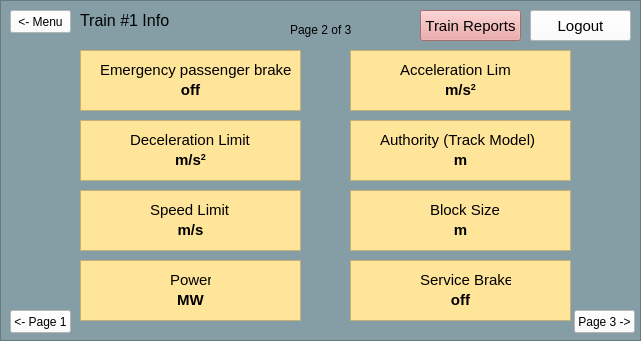
The window that src/UI/TrainModel/Train_Info_Page2.ui (aet37/ECE1140-Project) describes before a commit, drawn with Qt 5.
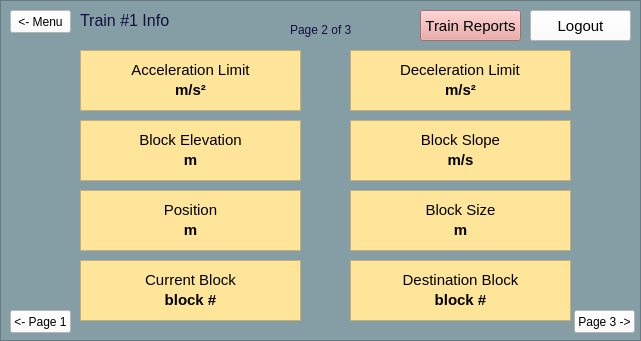
The same window after the commit.

```diff
--- a/src/UI/TrainModel/Train_Info_Page2.ui
+++ b/src/UI/TrainModel/Train_Info_Page2.ui
@@ -78,182 +78,10 @@
       </size>
      </property>
     </widget>
-    <widget class="QLabel" name="label_2">
+    <widget class="QTextBrowser" name="textBrowser">
      <property name="geometry">
       <rect>
-       <x>100</x>
-       <y>60</y>
-       <width>191</width>
-       <height>20</height>
-      </rect>
-     </property>
-     <property name="font">
-      <font>
-       <pointsize>11</pointsize>
-      </font>
-     </property>
-     <property name="styleSheet">
-      <string notr="true">background-color: rgb(255, 229, 153);</string>
-     </property>
-     <property name="text">
-      <string>Emergency passenger brake</string>
-     </property>
-    </widget>
-    <widget class="QTextBrowser" name="disp_emergency_passenger_brake">
-     <property name="geometry">
-      <rect>
-       <x>80</x>
-       <y>50</y>
-       <width>221</width>
-       <height>61</height>
-      </rect>
-     </property>
-     <property name="styleSheet">
-      <string notr="true">background-color: rgb(255, 229, 153);</string>
-     </property>
-     <property name="html">
-      <string>&lt;!DOCTYPE HTML PUBLIC &quot;-//W3C//DTD HTML 4.0//EN&quot; &quot;http://www.w3.org/TR/REC-html40/strict.dtd&quot;&gt;
-&lt;html&gt;&lt;head&gt;&lt;meta name=&quot;qrichtext&quot; content=&quot;1&quot; /&gt;&lt;style type=&quot;text/css&quot;&gt;
-p, li { white-space: pre-wrap; }
-&lt;/style&gt;&lt;/head&gt;&lt;body style=&quot; font-family:'MS Shell Dlg 2'; font-size:8.25pt; font-weight:400; font-style:normal;&quot;&gt;
-&lt;p align=&quot;center&quot; style=&quot;-qt-paragraph-type:empty; margin-top:0px; margin-bottom:0px; margin-left:0px; margin-right:0px; -qt-block-indent:0; text-indent:0px;&quot;&gt;&lt;br /&gt;&lt;/p&gt;
-&lt;p align=&quot;center&quot; style=&quot;-qt-paragraph-type:empty; margin-top:0px; margin-bottom:0px; margin-left:0px; margin-right:0px; -qt-block-indent:0; text-indent:0px; font-weight:600;&quot;&gt;&lt;br /&gt;&lt;/p&gt;
-&lt;p align=&quot;center&quot; style=&quot; margin-top:0px; margin-bottom:0px; margin-left:0px; margin-right:0px; -qt-block-indent:0; text-indent:0px;&quot;&gt;&lt;span style=&quot; font-size:11pt; font-weight:600;&quot;&gt;off&lt;/span&gt;&lt;/p&gt;&lt;/body&gt;&lt;/html&gt;</string>
-     </property>
-    </widget>
-    <widget class="QTextBrowser" name="disp_acceleration_limit">
-     <property name="geometry">
-      <rect>
        <x>350</x>
-       <y>50</y>
-       <width>221</width>
-       <height>61</height>
-      </rect>
-     </property>
-     <property name="styleSheet">
-      <string notr="true">background-color: rgb(255, 229, 153);</string>
-     </property>
-     <property name="html">
-      <string>&lt;!DOCTYPE HTML PUBLIC &quot;-//W3C//DTD HTML 4.0//EN&quot; &quot;http://www.w3.org/TR/REC-html40/strict.dtd&quot;&gt;
-&lt;html&gt;&lt;head&gt;&lt;meta name=&quot;qrichtext&quot; content=&quot;1&quot; /&gt;&lt;style type=&quot;text/css&quot;&gt;
-p, li { white-space: pre-wrap; }
-&lt;/style&gt;&lt;/head&gt;&lt;body style=&quot; font-family:'MS Shell Dlg 2'; font-size:8.25pt; font-weight:400; font-style:normal;&quot;&gt;
-&lt;p align=&quot;center&quot; style=&quot;-qt-paragraph-type:empty; margin-top:0px; margin-bottom:0px; margin-left:0px; margin-right:0px; -qt-block-indent:0; text-indent:0px;&quot;&gt;&lt;br /&gt;&lt;/p&gt;
-&lt;p align=&quot;center&quot; style=&quot;-qt-paragraph-type:empty; margin-top:0px; margin-bottom:0px; margin-left:0px; margin-right:0px; -qt-block-indent:0; text-indent:0px; font-weight:600;&quot;&gt;&lt;br /&gt;&lt;/p&gt;
-&lt;p align=&quot;center&quot; style=&quot; margin-top:0px; margin-bottom:0px; margin-left:0px; margin-right:0px; -qt-block-indent:0; text-indent:0px;&quot;&gt;&lt;span style=&quot; font-size:11pt; font-weight:600;&quot;&gt;m/s&lt;/span&gt;&lt;span style=&quot; font-size:11pt; font-weight:600; vertical-align:super;&quot;&gt;2&lt;/span&gt;&lt;/p&gt;&lt;/body&gt;&lt;/html&gt;</string>
-     </property>
-    </widget>
-    <widget class="QLabel" name="label_3">
-     <property name="geometry">
-      <rect>
-       <x>400</x>
-       <y>60</y>
-       <width>111</width>
-       <height>20</height>
-      </rect>
-     </property>
-     <property name="font">
-      <font>
-       <pointsize>11</pointsize>
-      </font>
-     </property>
-     <property name="styleSheet">
-      <string notr="true">background-color: rgb(255, 229, 153);</string>
-     </property>
-     <property name="text">
-      <string>Acceleration Limit</string>
-     </property>
-    </widget>
-    <widget class="QTextBrowser" name="disp_authority_track">
-     <property name="geometry">
-      <rect>
-       <x>350</x>
-       <y>120</y>
-       <width>221</width>
-       <height>61</height>
-      </rect>
-     </property>
-     <property name="styleSheet">
-      <string notr="true">background-color: rgb(255, 229, 153);</string>
-     </property>
-     <property name="html">
-      <string>&lt;!DOCTYPE HTML PUBLIC &quot;-//W3C//DTD HTML 4.0//EN&quot; &quot;http://www.w3.org/TR/REC-html40/strict.dtd&quot;&gt;
-&lt;html&gt;&lt;head&gt;&lt;meta name=&quot;qrichtext&quot; content=&quot;1&quot; /&gt;&lt;style type=&quot;text/css&quot;&gt;
-p, li { white-space: pre-wrap; }
-&lt;/style&gt;&lt;/head&gt;&lt;body style=&quot; font-family:'MS Shell Dlg 2'; font-size:8.25pt; font-weight:400; font-style:normal;&quot;&gt;
-&lt;p align=&quot;center&quot; style=&quot;-qt-paragraph-type:empty; margin-top:0px; margin-bottom:0px; margin-left:0px; margin-right:0px; -qt-block-indent:0; text-indent:0px;&quot;&gt;&lt;br /&gt;&lt;/p&gt;
-&lt;p align=&quot;center&quot; style=&quot;-qt-paragraph-type:empty; margin-top:0px; margin-bottom:0px; margin-left:0px; margin-right:0px; -qt-block-indent:0; text-indent:0px; font-weight:600;&quot;&gt;&lt;br /&gt;&lt;/p&gt;
-&lt;p align=&quot;center&quot; style=&quot; margin-top:0px; margin-bottom:0px; margin-left:0px; margin-right:0px; -qt-block-indent:0; text-indent:0px;&quot;&gt;&lt;span style=&quot; font-size:11pt; font-weight:600;&quot;&gt;m&lt;/span&gt;&lt;/p&gt;&lt;/body&gt;&lt;/html&gt;</string>
-     </property>
-    </widget>
-    <widget class="QTextBrowser" name="disp_deceleration_limit">
-     <property name="geometry">
-      <rect>
-       <x>80</x>
-       <y>120</y>
-       <width>221</width>
-       <height>61</height>
-      </rect>
-     </property>
-     <property name="styleSheet">
-      <string notr="true">background-color: rgb(255, 229, 153);</string>
-     </property>
-     <property name="html">
-      <string>&lt;!DOCTYPE HTML PUBLIC &quot;-//W3C//DTD HTML 4.0//EN&quot; &quot;http://www.w3.org/TR/REC-html40/strict.dtd&quot;&gt;
-&lt;html&gt;&lt;head&gt;&lt;meta name=&quot;qrichtext&quot; content=&quot;1&quot; /&gt;&lt;style type=&quot;text/css&quot;&gt;
-p, li { white-space: pre-wrap; }
-&lt;/style&gt;&lt;/head&gt;&lt;body style=&quot; font-family:'MS Shell Dlg 2'; font-size:8.25pt; font-weight:400; font-style:normal;&quot;&gt;
-&lt;p align=&quot;center&quot; style=&quot;-qt-paragraph-type:empty; margin-top:0px; margin-bottom:0px; margin-left:0px; margin-right:0px; -qt-block-indent:0; text-indent:0px;&quot;&gt;&lt;br /&gt;&lt;/p&gt;
-&lt;p align=&quot;center&quot; style=&quot;-qt-paragraph-type:empty; margin-top:0px; margin-bottom:0px; margin-left:0px; margin-right:0px; -qt-block-indent:0; text-indent:0px; font-weight:600;&quot;&gt;&lt;br /&gt;&lt;/p&gt;
-&lt;p align=&quot;center&quot; style=&quot; margin-top:0px; margin-bottom:0px; margin-left:0px; margin-right:0px; -qt-block-indent:0; text-indent:0px;&quot;&gt;&lt;span style=&quot; font-size:11pt; font-weight:600;&quot;&gt;m/s&lt;/span&gt;&lt;span style=&quot; font-size:11pt; font-weight:600; vertical-align:super;&quot;&gt;2&lt;/span&gt;&lt;/p&gt;&lt;/body&gt;&lt;/html&gt;</string>
-     </property>
-    </widget>
-    <widget class="QLabel" name="label_4">
-     <property name="geometry">
-      <rect>
-       <x>380</x>
-       <y>130</y>
-       <width>161</width>
-       <height>20</height>
-      </rect>
-     </property>
-     <property name="font">
-      <font>
-       <pointsize>11</pointsize>
-      </font>
-     </property>
-     <property name="styleSheet">
-      <string notr="true">background-color: rgb(255, 229, 153);</string>
-     </property>
-     <property name="text">
-      <string>Authority (Track Model)</string>
-     </property>
-    </widget>
-    <widget class="QLabel" name="label_5">
-     <property name="geometry">
-      <rect>
-       <x>130</x>
-       <y>130</y>
-       <width>121</width>
-       <height>20</height>
-      </rect>
-     </property>
-     <property name="font">
-      <font>
-       <pointsize>11</pointsize>
-      </font>
-     </property>
-     <property name="styleSheet">
-      <string notr="true">background-color: rgb(255, 229, 153);</string>
-     </property>
-     <property name="text">
-      <string>Deceleration Limit</string>
-     </property>
-    </widget>
-    <widget class="QTextBrowser" name="disp_block_size">
-     <property name="geometry">
-      <rect>
-       <x>350</x>
        <y>190</y>
        <width>221</width>
        <height>61</height>
@@ -267,39 +95,15 @@
 &lt;html&gt;&lt;head&gt;&lt;meta name=&quot;qrichtext&quot; content=&quot;1&quot; /&gt;&lt;style type=&quot;text/css&quot;&gt;
 p, li { white-space: pre-wrap; }
 &lt;/style&gt;&lt;/head&gt;&lt;body style=&quot; font-family:'MS Shell Dlg 2'; font-size:8.25pt; font-weight:400; font-style:normal;&quot;&gt;
-&lt;p align=&quot;center&quot; style=&quot;-qt-paragraph-type:empty; margin-top:0px; margin-bottom:0px; margin-left:0px; margin-right:0px; -qt-block-indent:0; text-indent:0px;&quot;&gt;&lt;br /&gt;&lt;/p&gt;
-&lt;p align=&quot;center&quot; style=&quot;-qt-paragraph-type:empty; margin-top:0px; margin-bottom:0px; margin-left:0px; margin-right:0px; -qt-block-indent:0; text-indent:0px; font-weight:600;&quot;&gt;&lt;br /&gt;&lt;/p&gt;
-&lt;p align=&quot;center&quot; style=&quot; margin-top:0px; margin-bottom:0px; margin-left:0px; margin-right:0px; -qt-block-indent:0; text-indent:0px;&quot;&gt;&lt;span style=&quot; font-size:11pt; font-weight:600;&quot;&gt;m&lt;/span&gt;&lt;/p&gt;&lt;/body&gt;&lt;/html&gt;</string>
-     </property>
-    </widget>
-    <widget class="QTextBrowser" name="disp_speed_limit">
-     <property name="geometry">
-      <rect>
-       <x>80</x>
-       <y>190</y>
-       <width>221</width>
-       <height>61</height>
-      </rect>
-     </property>
-     <property name="styleSheet">
-      <string notr="true">background-color: rgb(255, 229, 153);</string>
-     </property>
-     <property name="html">
-      <string>&lt;!DOCTYPE HTML PUBLIC &quot;-//W3C//DTD HTML 4.0//EN&quot; &quot;http://www.w3.org/TR/REC-html40/strict.dtd&quot;&gt;
-&lt;html&gt;&lt;head&gt;&lt;meta name=&quot;qrichtext&quot; content=&quot;1&quot; /&gt;&lt;style type=&quot;text/css&quot;&gt;
-p, li { white-space: pre-wrap; }
-&lt;/style&gt;&lt;/head&gt;&lt;body style=&quot; font-family:'MS Shell Dlg 2'; font-size:8.25pt; font-weight:400; font-style:normal;&quot;&gt;
-&lt;p align=&quot;center&quot; style=&quot;-qt-paragraph-type:empty; margin-top:0px; margin-bottom:0px; margin-left:0px; margin-right:0px; -qt-block-indent:0; text-indent:0px;&quot;&gt;&lt;br /&gt;&lt;/p&gt;
-&lt;p align=&quot;center&quot; style=&quot;-qt-paragraph-type:empty; margin-top:0px; margin-bottom:0px; margin-left:0px; margin-right:0px; -qt-block-indent:0; text-indent:0px;&quot;&gt;&lt;br /&gt;&lt;/p&gt;
-&lt;p align=&quot;center&quot; style=&quot; margin-top:0px; margin-bottom:0px; margin-left:0px; margin-right:0px; -qt-block-indent:0; text-indent:0px;&quot;&gt;&lt;span style=&quot; font-size:11pt; font-weight:600;&quot;&gt;m/s&lt;/span&gt;&lt;/p&gt;&lt;/body&gt;&lt;/html&gt;</string>
+&lt;p align=&quot;center&quot; style=&quot;-qt-paragraph-type:empty; margin-top:0px; margin-bottom:0px; margin-left:0px; margin-right:0px; -qt-block-indent:0; text-indent:0px;&quot;&gt;&lt;br /&gt;&lt;/p&gt;&lt;/body&gt;&lt;/html&gt;</string>
      </property>
     </widget>
     <widget class="QLabel" name="label_6">
      <property name="geometry">
       <rect>
-       <x>430</x>
+       <x>360</x>
        <y>200</y>
-       <width>71</width>
+       <width>201</width>
        <height>20</height>
       </rect>
      </property>
@@ -309,117 +113,13 @@
       </font>
      </property>
      <property name="styleSheet">
-      <string notr="true">background-color: rgb(255, 229, 153);</string>
+      <string notr="true">background-color: rgba(255, 255, 255, 0);</string>
      </property>
      <property name="text">
       <string>Block Size</string>
      </property>
-    </widget>
-    <widget class="QLabel" name="label_7">
-     <property name="geometry">
-      <rect>
-       <x>150</x>
-       <y>200</y>
-       <width>81</width>
-       <height>20</height>
-      </rect>
-     </property>
-     <property name="font">
-      <font>
-       <pointsize>11</pointsize>
-      </font>
-     </property>
-     <property name="styleSheet">
-      <string notr="true">background-color: rgb(255, 229, 153);</string>
-     </property>
-     <property name="text">
-      <string>Speed Limit</string>
-     </property>
-    </widget>
-    <widget class="QTextBrowser" name="disp_service_brake">
-     <property name="geometry">
-      <rect>
-       <x>350</x>
-       <y>260</y>
-       <width>221</width>
-       <height>61</height>
-      </rect>
-     </property>
-     <property name="styleSheet">
-      <string notr="true">background-color: rgb(255, 229, 153);</string>
-     </property>
-     <property name="html">
-      <string>&lt;!DOCTYPE HTML PUBLIC &quot;-//W3C//DTD HTML 4.0//EN&quot; &quot;http://www.w3.org/TR/REC-html40/strict.dtd&quot;&gt;
-&lt;html&gt;&lt;head&gt;&lt;meta name=&quot;qrichtext&quot; content=&quot;1&quot; /&gt;&lt;style type=&quot;text/css&quot;&gt;
-p, li { white-space: pre-wrap; }
-&lt;/style&gt;&lt;/head&gt;&lt;body style=&quot; font-family:'MS Shell Dlg 2'; font-size:8.25pt; font-weight:400; font-style:normal;&quot;&gt;
-&lt;p align=&quot;center&quot; style=&quot;-qt-paragraph-type:empty; margin-top:0px; margin-bottom:0px; margin-left:0px; margin-right:0px; -qt-block-indent:0; text-indent:0px;&quot;&gt;&lt;br /&gt;&lt;/p&gt;
-&lt;p align=&quot;center&quot; style=&quot;-qt-paragraph-type:empty; margin-top:0px; margin-bottom:0px; margin-left:0px; margin-right:0px; -qt-block-indent:0; text-indent:0px; font-weight:600;&quot;&gt;&lt;br /&gt;&lt;/p&gt;
-&lt;p align=&quot;center&quot; style=&quot; margin-top:0px; margin-bottom:0px; margin-left:0px; margin-right:0px; -qt-block-indent:0; text-indent:0px;&quot;&gt;&lt;span style=&quot; font-size:11pt; font-weight:600;&quot;&gt;off&lt;/span&gt;&lt;/p&gt;&lt;/body&gt;&lt;/html&gt;</string>
-     </property>
-    </widget>
-    <widget class="QTextBrowser" name="disp_power">
-     <property name="geometry">
-      <rect>
-       <x>80</x>
-       <y>260</y>
-       <width>221</width>
-       <height>61</height>
-      </rect>
-     </property>
-     <property name="styleSheet">
-      <string notr="true">background-color: rgb(255, 229, 153);</string>
-     </property>
-     <property name="html">
-      <string>&lt;!DOCTYPE HTML PUBLIC &quot;-//W3C//DTD HTML 4.0//EN&quot; &quot;http://www.w3.org/TR/REC-html40/strict.dtd&quot;&gt;
-&lt;html&gt;&lt;head&gt;&lt;meta name=&quot;qrichtext&quot; content=&quot;1&quot; /&gt;&lt;style type=&quot;text/css&quot;&gt;
-p, li { white-space: pre-wrap; }
-&lt;/style&gt;&lt;/head&gt;&lt;body style=&quot; font-family:'MS Shell Dlg 2'; font-size:8.25pt; font-weight:400; font-style:normal;&quot;&gt;
-&lt;p align=&quot;center&quot; style=&quot;-qt-paragraph-type:empty; margin-top:0px; margin-bottom:0px; margin-left:0px; margin-right:0px; -qt-block-indent:0; text-indent:0px;&quot;&gt;&lt;br /&gt;&lt;/p&gt;
-&lt;p align=&quot;center&quot; style=&quot;-qt-paragraph-type:empty; margin-top:0px; margin-bottom:0px; margin-left:0px; margin-right:0px; -qt-block-indent:0; text-indent:0px; font-weight:600;&quot;&gt;&lt;br /&gt;&lt;/p&gt;
-&lt;p align=&quot;center&quot; style=&quot; margin-top:0px; margin-bottom:0px; margin-left:0px; margin-right:0px; -qt-block-indent:0; text-indent:0px;&quot;&gt;&lt;span style=&quot; font-size:11pt; font-weight:600;&quot;&gt;MW&lt;/span&gt;&lt;/p&gt;&lt;/body&gt;&lt;/html&gt;</string>
-     </property>
-    </widget>
-    <widget class="QLabel" name="label_8">
-     <property name="geometry">
-      <rect>
-       <x>420</x>
-       <y>270</y>
-       <width>91</width>
-       <height>20</height>
-      </rect>
-     </property>
-     <property name="font">
-      <font>
-       <pointsize>11</pointsize>
-      </font>
-     </property>
-     <property name="styleSheet">
-      <string notr="true">background-color: rgb(255, 229, 153);</string>
-     </property>
-     <property name="text">
-      <string>Service Brake</string>
-     </property>
-    </widget>
-    <widget class="QLabel" name="label_9">
-     <property name="geometry">
-      <rect>
-       <x>170</x>
-       <y>270</y>
-       <width>41</width>
-       <height>20</height>
-      </rect>
-     </property>
-     <property name="font">
-      <font>
-       <pointsize>11</pointsize>
-      </font>
-     </property>
-     <property name="styleSheet">
-      <string notr="true">background-color: rgb(255, 229, 153);</string>
-     </property>
-     <property name="text">
-      <string>Power</string>
+     <property name="alignment">
+      <set>Qt::AlignCenter</set>
      </property>
     </widget>
     <widget class="QLabel" name="label_10">
@@ -436,6 +136,9 @@
        <pointsize>9</pointsize>
       </font>
      </property>
+     <property name="styleSheet">
+      <string notr="true">color: rgb(19, 15, 64);</string>
+     </property>
      <property name="text">
       <string>Page 2 of 3</string>
      </property>
@@ -502,32 +205,504 @@
        <pointsize>12</pointsize>
       </font>
      </property>
+     <property name="styleSheet">
+      <string notr="true">color: rgb(19, 15, 64);</string>
+     </property>
      <property name="text">
       <string>Train #1 Info</string>
      </property>
     </widget>
+    <widget class="QLabel" name="disp_block_size">
+     <property name="geometry">
+      <rect>
+       <x>360</x>
+       <y>220</y>
+       <width>201</width>
+       <height>20</height>
+      </rect>
+     </property>
+     <property name="font">
+      <font>
+       <pointsize>11</pointsize>
+       <weight>75</weight>
+       <bold>true</bold>
+      </font>
+     </property>
+     <property name="styleSheet">
+      <string notr="true">background-color: rgba(255, 255, 255, 0);</string>
+     </property>
+     <property name="text">
+      <string>m</string>
+     </property>
+     <property name="alignment">
+      <set>Qt::AlignCenter</set>
+     </property>
+    </widget>
+    <widget class="QLabel" name="disp_block_elevation">
+     <property name="geometry">
+      <rect>
+       <x>90</x>
+       <y>150</y>
+       <width>201</width>
+       <height>20</height>
+      </rect>
+     </property>
+     <property name="font">
+      <font>
+       <pointsize>11</pointsize>
+       <weight>75</weight>
+       <bold>true</bold>
+      </font>
+     </property>
+     <property name="styleSheet">
+      <string notr="true">background-color: rgba(255, 255, 255, 0);</string>
+     </property>
+     <property name="text">
+      <string>m</string>
+     </property>
+     <property name="alignment">
+      <set>Qt::AlignCenter</set>
+     </property>
+    </widget>
+    <widget class="QTextBrowser" name="textBrowser_3">
+     <property name="geometry">
+      <rect>
+       <x>80</x>
+       <y>120</y>
+       <width>221</width>
+       <height>61</height>
+      </rect>
+     </property>
+     <property name="styleSheet">
+      <string notr="true">background-color: rgb(255, 229, 153);</string>
+     </property>
+     <property name="html">
+      <string>&lt;!DOCTYPE HTML PUBLIC &quot;-//W3C//DTD HTML 4.0//EN&quot; &quot;http://www.w3.org/TR/REC-html40/strict.dtd&quot;&gt;
+&lt;html&gt;&lt;head&gt;&lt;meta name=&quot;qrichtext&quot; content=&quot;1&quot; /&gt;&lt;style type=&quot;text/css&quot;&gt;
+p, li { white-space: pre-wrap; }
+&lt;/style&gt;&lt;/head&gt;&lt;body style=&quot; font-family:'MS Shell Dlg 2'; font-size:8.25pt; font-weight:400; font-style:normal;&quot;&gt;
+&lt;p align=&quot;center&quot; style=&quot;-qt-paragraph-type:empty; margin-top:0px; margin-bottom:0px; margin-left:0px; margin-right:0px; -qt-block-indent:0; text-indent:0px;&quot;&gt;&lt;br /&gt;&lt;/p&gt;&lt;/body&gt;&lt;/html&gt;</string>
+     </property>
+    </widget>
+    <widget class="QLabel" name="label_7">
+     <property name="geometry">
+      <rect>
+       <x>90</x>
+       <y>130</y>
+       <width>201</width>
+       <height>20</height>
+      </rect>
+     </property>
+     <property name="font">
+      <font>
+       <pointsize>11</pointsize>
+      </font>
+     </property>
+     <property name="styleSheet">
+      <string notr="true">background-color: rgba(255, 255, 255, 0);</string>
+     </property>
+     <property name="text">
+      <string>Block Elevation</string>
+     </property>
+     <property name="alignment">
+      <set>Qt::AlignCenter</set>
+     </property>
+    </widget>
+    <widget class="QTextBrowser" name="textBrowser_11">
+     <property name="geometry">
+      <rect>
+       <x>350</x>
+       <y>50</y>
+       <width>221</width>
+       <height>61</height>
+      </rect>
+     </property>
+     <property name="styleSheet">
+      <string notr="true">background-color: rgb(255, 229, 153);</string>
+     </property>
+     <property name="html">
+      <string>&lt;!DOCTYPE HTML PUBLIC &quot;-//W3C//DTD HTML 4.0//EN&quot; &quot;http://www.w3.org/TR/REC-html40/strict.dtd&quot;&gt;
+&lt;html&gt;&lt;head&gt;&lt;meta name=&quot;qrichtext&quot; content=&quot;1&quot; /&gt;&lt;style type=&quot;text/css&quot;&gt;
+p, li { white-space: pre-wrap; }
+&lt;/style&gt;&lt;/head&gt;&lt;body style=&quot; font-family:'MS Shell Dlg 2'; font-size:8.25pt; font-weight:400; font-style:normal;&quot;&gt;
+&lt;p align=&quot;center&quot; style=&quot;-qt-paragraph-type:empty; margin-top:0px; margin-bottom:0px; margin-left:0px; margin-right:0px; -qt-block-indent:0; text-indent:0px;&quot;&gt;&lt;br /&gt;&lt;/p&gt;&lt;/body&gt;&lt;/html&gt;</string>
+     </property>
+    </widget>
+    <widget class="QLabel" name="disp_acceleration_limit">
+     <property name="geometry">
+      <rect>
+       <x>90</x>
+       <y>80</y>
+       <width>201</width>
+       <height>20</height>
+      </rect>
+     </property>
+     <property name="font">
+      <font>
+       <pointsize>11</pointsize>
+       <weight>75</weight>
+       <bold>true</bold>
+      </font>
+     </property>
+     <property name="styleSheet">
+      <string notr="true">background-color: rgba(255, 255, 255, 0);</string>
+     </property>
+     <property name="text">
+      <string>m/s²</string>
+     </property>
+     <property name="alignment">
+      <set>Qt::AlignCenter</set>
+     </property>
+    </widget>
+    <widget class="QLabel" name="label_8">
+     <property name="geometry">
+      <rect>
+       <x>90</x>
+       <y>60</y>
+       <width>201</width>
+       <height>20</height>
+      </rect>
+     </property>
+     <property name="font">
+      <font>
+       <pointsize>11</pointsize>
+      </font>
+     </property>
+     <property name="styleSheet">
+      <string notr="true">background-color: rgba(255, 255, 255, 0);</string>
+     </property>
+     <property name="text">
+      <string>Acceleration Limit</string>
+     </property>
+     <property name="alignment">
+      <set>Qt::AlignCenter</set>
+     </property>
+    </widget>
+    <widget class="QLabel" name="disp_deceleration_limit">
+     <property name="geometry">
+      <rect>
+       <x>360</x>
+       <y>80</y>
+       <width>201</width>
+       <height>20</height>
+      </rect>
+     </property>
+     <property name="font">
+      <font>
+       <pointsize>11</pointsize>
+       <weight>75</weight>
+       <bold>true</bold>
+      </font>
+     </property>
+     <property name="styleSheet">
+      <string notr="true">background-color: rgba(255, 255, 255, 0);</string>
+     </property>
+     <property name="text">
+      <string>m/s²</string>
+     </property>
+     <property name="alignment">
+      <set>Qt::AlignCenter</set>
+     </property>
+    </widget>
+    <widget class="QLabel" name="label_9">
+     <property name="geometry">
+      <rect>
+       <x>400</x>
+       <y>60</y>
+       <width>121</width>
+       <height>20</height>
+      </rect>
+     </property>
+     <property name="font">
+      <font>
+       <pointsize>11</pointsize>
+      </font>
+     </property>
+     <property name="styleSheet">
+      <string notr="true">background-color: rgba(255, 255, 255, 0);</string>
+     </property>
+     <property name="text">
+      <string>Deceleration Limit</string>
+     </property>
+    </widget>
+    <widget class="QTextBrowser" name="textBrowser_10">
+     <property name="geometry">
+      <rect>
+       <x>80</x>
+       <y>50</y>
+       <width>221</width>
+       <height>61</height>
+      </rect>
+     </property>
+     <property name="styleSheet">
+      <string notr="true">background-color: rgb(255, 229, 153);</string>
+     </property>
+     <property name="html">
+      <string>&lt;!DOCTYPE HTML PUBLIC &quot;-//W3C//DTD HTML 4.0//EN&quot; &quot;http://www.w3.org/TR/REC-html40/strict.dtd&quot;&gt;
+&lt;html&gt;&lt;head&gt;&lt;meta name=&quot;qrichtext&quot; content=&quot;1&quot; /&gt;&lt;style type=&quot;text/css&quot;&gt;
+p, li { white-space: pre-wrap; }
+&lt;/style&gt;&lt;/head&gt;&lt;body style=&quot; font-family:'MS Shell Dlg 2'; font-size:8.25pt; font-weight:400; font-style:normal;&quot;&gt;
+&lt;p align=&quot;center&quot; style=&quot;-qt-paragraph-type:empty; margin-top:0px; margin-bottom:0px; margin-left:0px; margin-right:0px; -qt-block-indent:0; text-indent:0px;&quot;&gt;&lt;br /&gt;&lt;/p&gt;&lt;/body&gt;&lt;/html&gt;</string>
+     </property>
+    </widget>
+    <widget class="QTextBrowser" name="textBrowser_4">
+     <property name="geometry">
+      <rect>
+       <x>80</x>
+       <y>190</y>
+       <width>221</width>
+       <height>61</height>
+      </rect>
+     </property>
+     <property name="styleSheet">
+      <string notr="true">background-color: rgb(255, 229, 153);</string>
+     </property>
+     <property name="html">
+      <string>&lt;!DOCTYPE HTML PUBLIC &quot;-//W3C//DTD HTML 4.0//EN&quot; &quot;http://www.w3.org/TR/REC-html40/strict.dtd&quot;&gt;
+&lt;html&gt;&lt;head&gt;&lt;meta name=&quot;qrichtext&quot; content=&quot;1&quot; /&gt;&lt;style type=&quot;text/css&quot;&gt;
+p, li { white-space: pre-wrap; }
+&lt;/style&gt;&lt;/head&gt;&lt;body style=&quot; font-family:'MS Shell Dlg 2'; font-size:8.25pt; font-weight:400; font-style:normal;&quot;&gt;
+&lt;p align=&quot;center&quot; style=&quot;-qt-paragraph-type:empty; margin-top:0px; margin-bottom:0px; margin-left:0px; margin-right:0px; -qt-block-indent:0; text-indent:0px;&quot;&gt;&lt;br /&gt;&lt;/p&gt;&lt;/body&gt;&lt;/html&gt;</string>
+     </property>
+    </widget>
+    <widget class="QLabel" name="label_11">
+     <property name="geometry">
+      <rect>
+       <x>90</x>
+       <y>200</y>
+       <width>201</width>
+       <height>20</height>
+      </rect>
+     </property>
+     <property name="font">
+      <font>
+       <pointsize>11</pointsize>
+      </font>
+     </property>
+     <property name="styleSheet">
+      <string notr="true">background-color: rgba(255, 255, 255, 0);</string>
+     </property>
+     <property name="text">
+      <string>Position</string>
+     </property>
+     <property name="alignment">
+      <set>Qt::AlignCenter</set>
+     </property>
+    </widget>
+    <widget class="QLabel" name="disp_position">
+     <property name="geometry">
+      <rect>
+       <x>90</x>
+       <y>220</y>
+       <width>201</width>
+       <height>20</height>
+      </rect>
+     </property>
+     <property name="font">
+      <font>
+       <pointsize>11</pointsize>
+       <weight>75</weight>
+       <bold>true</bold>
+      </font>
+     </property>
+     <property name="styleSheet">
+      <string notr="true">background-color: rgba(255, 255, 255, 0);</string>
+     </property>
+     <property name="text">
+      <string>m</string>
+     </property>
+     <property name="alignment">
+      <set>Qt::AlignCenter</set>
+     </property>
+    </widget>
+    <widget class="QTextBrowser" name="textBrowser_7">
+     <property name="geometry">
+      <rect>
+       <x>80</x>
+       <y>260</y>
+       <width>221</width>
+       <height>61</height>
+      </rect>
+     </property>
+     <property name="styleSheet">
+      <string notr="true">background-color: rgb(255, 229, 153);</string>
+     </property>
+     <property name="html">
+      <string>&lt;!DOCTYPE HTML PUBLIC &quot;-//W3C//DTD HTML 4.0//EN&quot; &quot;http://www.w3.org/TR/REC-html40/strict.dtd&quot;&gt;
+&lt;html&gt;&lt;head&gt;&lt;meta name=&quot;qrichtext&quot; content=&quot;1&quot; /&gt;&lt;style type=&quot;text/css&quot;&gt;
+p, li { white-space: pre-wrap; }
+&lt;/style&gt;&lt;/head&gt;&lt;body style=&quot; font-family:'MS Shell Dlg 2'; font-size:8.25pt; font-weight:400; font-style:normal;&quot;&gt;
+&lt;p align=&quot;center&quot; style=&quot;-qt-paragraph-type:empty; margin-top:0px; margin-bottom:0px; margin-left:0px; margin-right:0px; -qt-block-indent:0; text-indent:0px;&quot;&gt;&lt;br /&gt;&lt;/p&gt;&lt;/body&gt;&lt;/html&gt;</string>
+     </property>
+    </widget>
+    <widget class="QLabel" name="label_12">
+     <property name="geometry">
+      <rect>
+       <x>90</x>
+       <y>270</y>
+       <width>201</width>
+       <height>20</height>
+      </rect>
+     </property>
+     <property name="font">
+      <font>
+       <pointsize>11</pointsize>
+      </font>
+     </property>
+     <property name="styleSheet">
+      <string notr="true">background-color: rgba(255, 255, 255, 0);</string>
+     </property>
+     <property name="text">
+      <string>Current Block</string>
+     </property>
+     <property name="alignment">
+      <set>Qt::AlignCenter</set>
+     </property>
+    </widget>
+    <widget class="QLabel" name="disp_current_block">
+     <property name="geometry">
+      <rect>
+       <x>90</x>
+       <y>290</y>
+       <width>201</width>
+       <height>20</height>
+      </rect>
+     </property>
+     <property name="font">
+      <font>
+       <pointsize>11</pointsize>
+       <weight>75</weight>
+       <bold>true</bold>
+      </font>
+     </property>
+     <property name="styleSheet">
+      <string notr="true">background-color: rgba(255, 255, 255, 0);</string>
+     </property>
+     <property name="text">
+      <string>block #</string>
+     </property>
+     <property name="alignment">
+      <set>Qt::AlignCenter</set>
+     </property>
+    </widget>
+    <widget class="QTextBrowser" name="textBrowser_8">
+     <property name="geometry">
+      <rect>
+       <x>350</x>
+       <y>260</y>
+       <width>221</width>
+       <height>61</height>
+      </rect>
+     </property>
+     <property name="styleSheet">
+      <string notr="true">background-color: rgb(255, 229, 153);</string>
+     </property>
+     <property name="html">
+      <string>&lt;!DOCTYPE HTML PUBLIC &quot;-//W3C//DTD HTML 4.0//EN&quot; &quot;http://www.w3.org/TR/REC-html40/strict.dtd&quot;&gt;
+&lt;html&gt;&lt;head&gt;&lt;meta name=&quot;qrichtext&quot; content=&quot;1&quot; /&gt;&lt;style type=&quot;text/css&quot;&gt;
+p, li { white-space: pre-wrap; }
+&lt;/style&gt;&lt;/head&gt;&lt;body style=&quot; font-family:'MS Shell Dlg 2'; font-size:8.25pt; font-weight:400; font-style:normal;&quot;&gt;
+&lt;p align=&quot;center&quot; style=&quot;-qt-paragraph-type:empty; margin-top:0px; margin-bottom:0px; margin-left:0px; margin-right:0px; -qt-block-indent:0; text-indent:0px;&quot;&gt;&lt;br /&gt;&lt;/p&gt;&lt;/body&gt;&lt;/html&gt;</string>
+     </property>
+    </widget>
+    <widget class="QTextBrowser" name="textBrowser_5">
+     <property name="geometry">
+      <rect>
+       <x>350</x>
+       <y>120</y>
+       <width>221</width>
+       <height>61</height>
+      </rect>
+     </property>
+     <property name="styleSheet">
+      <string notr="true">background-color: rgb(255, 229, 153);</string>
+     </property>
+     <property name="html">
+      <string>&lt;!DOCTYPE HTML PUBLIC &quot;-//W3C//DTD HTML 4.0//EN&quot; &quot;http://www.w3.org/TR/REC-html40/strict.dtd&quot;&gt;
+&lt;html&gt;&lt;head&gt;&lt;meta name=&quot;qrichtext&quot; content=&quot;1&quot; /&gt;&lt;style type=&quot;text/css&quot;&gt;
+p, li { white-space: pre-wrap; }
+&lt;/style&gt;&lt;/head&gt;&lt;body style=&quot; font-family:'MS Shell Dlg 2'; font-size:8.25pt; font-weight:400; font-style:normal;&quot;&gt;
+&lt;p align=&quot;center&quot; style=&quot;-qt-paragraph-type:empty; margin-top:0px; margin-bottom:0px; margin-left:0px; margin-right:0px; -qt-block-indent:0; text-indent:0px;&quot;&gt;&lt;br /&gt;&lt;/p&gt;&lt;/body&gt;&lt;/html&gt;</string>
+     </property>
+    </widget>
+    <widget class="QLabel" name="label_14">
+     <property name="geometry">
+      <rect>
+       <x>360</x>
+       <y>130</y>
+       <width>201</width>
+       <height>20</height>
+      </rect>
+     </property>
+     <property name="font">
+      <font>
+       <pointsize>11</pointsize>
+      </font>
+     </property>
+     <property name="styleSheet">
+      <string notr="true">background-color: rgba(255, 255, 255, 0);</string>
+     </property>
+     <property name="text">
+      <string>Block Slope</string>
+     </property>
+     <property name="alignment">
+      <set>Qt::AlignCenter</set>
+     </property>
+    </widget>
+    <widget class="QLabel" name="disp_block_slope">
+     <property name="geometry">
+      <rect>
+       <x>360</x>
+       <y>150</y>
+       <width>201</width>
+       <height>20</height>
+      </rect>
+     </property>
+     <property name="font">
+      <font>
+       <pointsize>11</pointsize>
+       <weight>75</weight>
+       <bold>true</bold>
+      </font>
+     </property>
+     <property name="styleSheet">
+      <string notr="true">background-color: rgba(255, 255, 255, 0);</string>
+     </property>
+     <property name="text">
+      <string>m/s</string>
+     </property>
+     <property name="alignment">
+      <set>Qt::AlignCenter</set>
+     </property>
+    </widget>
+    <zorder>textBrowser_8</zorder>
+    <zorder>textBrowser_4</zorder>
+    <zorder>textBrowser_3</zorder>
+    <zorder>textBrowser_11</zorder>
+    <zorder>textBrowser_10</zorder>
     <zorder>report_button_info2</zorder>
-    <zorder>disp_emergency_passenger_brake</zorder>
-    <zorder>label_2</zorder>
-    <zorder>disp_acceleration_limit</zorder>
-    <zorder>label_3</zorder>
-    <zorder>disp_authority_track</zorder>
-    <zorder>disp_deceleration_limit</zorder>
-    <zorder>label_4</zorder>
-    <zorder>label_5</zorder>
-    <zorder>disp_block_size</zorder>
-    <zorder>disp_speed_limit</zorder>
+    <zorder>textBrowser</zorder>
     <zorder>label_6</zorder>
-    <zorder>label_7</zorder>
-    <zorder>disp_service_brake</zorder>
-    <zorder>disp_power</zorder>
-    <zorder>label_8</zorder>
-    <zorder>label_9</zorder>
     <zorder>label_10</zorder>
     <zorder>page2to3_button</zorder>
     <zorder>page2to1_button</zorder>
     <zorder>page2toM_button</zorder>
     <zorder>page2_train_label</zorder>
+    <zorder>disp_block_size</zorder>
+    <zorder>disp_block_elevation</zorder>
+    <zorder>label_7</zorder>
+    <zorder>disp_acceleration_limit</zorder>
+    <zorder>label_8</zorder>
+    <zorder>disp_deceleration_limit</zorder>
+    <zorder>label_9</zorder>
+    <zorder>label_11</zorder>
+    <zorder>disp_position</zorder>
+    <zorder>textBrowser_7</zorder>
+    <zorder>label_12</zorder>
+    <zorder>disp_current_block</zorder>
+    <zorder>textBrowser_5</zorder>
+    <zorder>label_14</zorder>
+    <zorder>disp_block_slope</zorder>
    </widget>
    <widget class="QPushButton" name="logout_button_info2">
     <property name="geometry">
@@ -574,6 +749,56 @@
      </size>
     </property>
    </widget>
+   <widget class="QLabel" name="label_13">
+    <property name="geometry">
+     <rect>
+      <x>360</x>
+      <y>270</y>
+      <width>201</width>
+      <height>20</height>
+     </rect>
+    </property>
+    <property name="font">
+     <font>
+      <pointsize>11</pointsize>
+     </font>
+    </property>
+    <property name="styleSheet">
+     <string notr="true">background-color: rgba(255, 255, 255, 0);</string>
+    </property>
+    <property name="text">
+     <string>Destination Block</string>
+    </property>
+    <property name="alignment">
+     <set>Qt::AlignCenter</set>
+    </property>
+   </widget>
+   <widget class="QLabel" name="disp_destination_block">
+    <property name="geometry">
+     <rect>
+      <x>360</x>
+      <y>290</y>
+      <width>201</width>
+      <height>20</height>
+     </rect>
+    </property>
+    <property name="font">
+     <font>
+      <pointsize>11</pointsize>
+      <weight>75</weight>
+      <bold>true</bold>
+     </font>
+    </property>
+    <property name="styleSheet">
+     <string notr="true">background-color: rgba(255, 255, 255, 0);</string>
+    </property>
+    <property name="text">
+     <string>block #</string>
+    </property>
+    <property name="alignment">
+     <set>Qt::AlignCenter</set>
+    </property>
+   </widget>
   </widget>
  </widget>
  <resources/>
```
